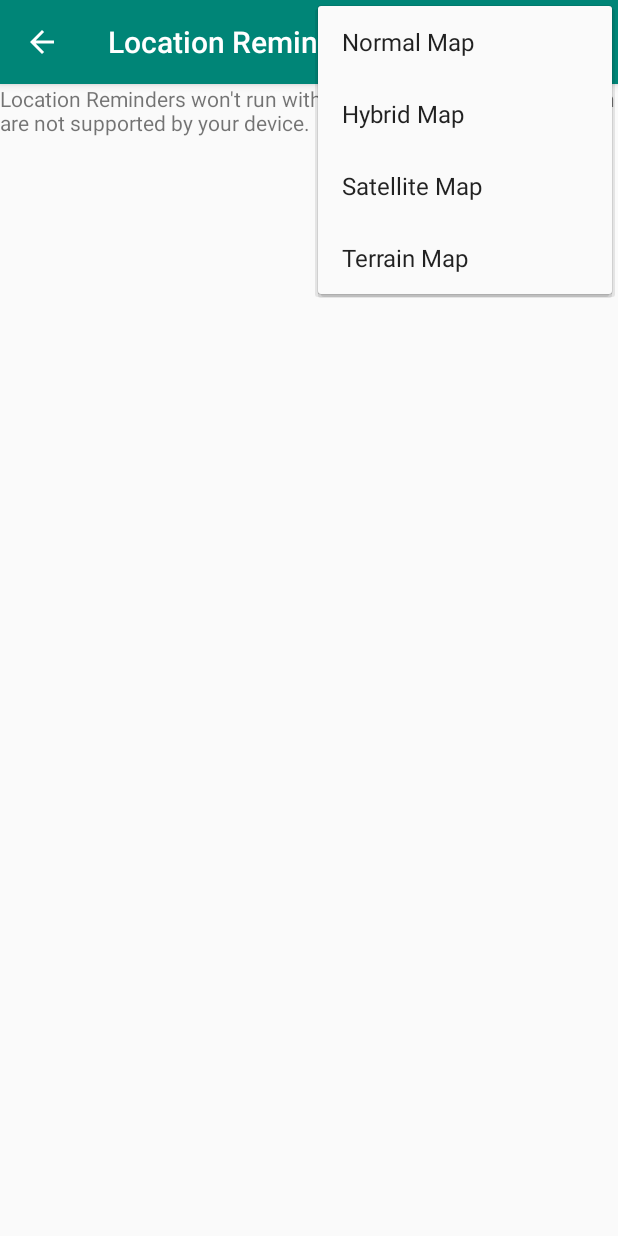
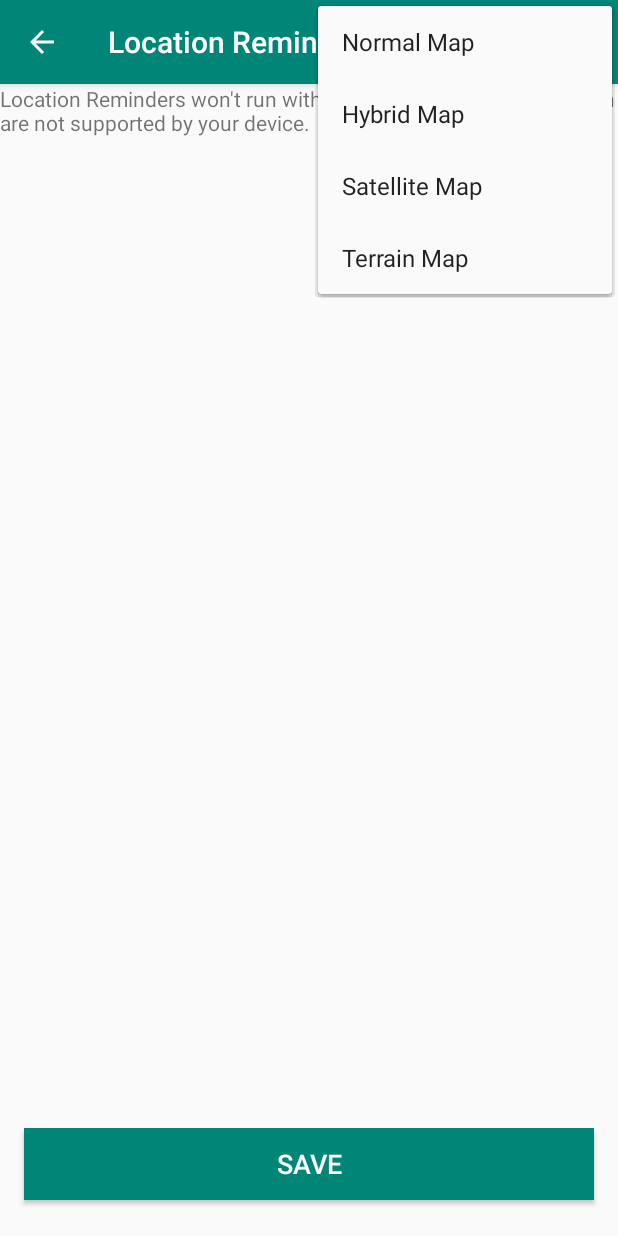
Before and after one commit to venfriti/location-reminder, an Android app: the SelectLocationFragment screen opened through its navigation route, with the options menu open, on a phone screen of 412 x 824 dp. Run offline under Robolectric (Android 15) with nearby library versions, the phone set to English and light mode, and no system bars; our stand-ins replace Firebase (no records; nobody signed in at launch, a user with empty details on screens opened directly), data binding; libraries missing offline, so code that uses them is left out: com.firebase.ui; 3 statements that could not run were skipped.

Commit message:
add a save button to the map

```diff
--- a/app/src/main/java/com/udacity/project4/locationreminders/savereminder/SaveReminderFragment.kt
+++ b/app/src/main/java/com/udacity/project4/locationreminders/savereminder/SaveReminderFragment.kt
@@ -32,7 +32,6 @@ class SaveReminderFragment : BaseFragment() {
     override fun onViewCreated(view: View, savedInstanceState: Bundle?) {
         super.onViewCreated(view, savedInstanceState)
         binding.lifecycleOwner = this
-//        map.getMapAsync(this)
 
         binding.selectLocation.setOnClickListener {
             // Navigate to another fragment to get the user location
--- a/app/src/main/res/layout/fragment_select_location.xml
+++ b/app/src/main/res/layout/fragment_select_location.xml
@@ -1,5 +1,7 @@
 <?xml version="1.0" encoding="utf-8"?>
-<layout xmlns:android="http://schemas.android.com/apk/res/android">
+<layout xmlns:app="http://schemas.android.com/apk/res-auto"
+    xmlns:tools="http://schemas.android.com/tools"
+    xmlns:android="http://schemas.android.com/apk/res/android">
 
     <data>
         <variable
@@ -11,12 +13,28 @@
         android:layout_width="match_parent"
         android:layout_height="match_parent">
 
-        <fragment
-            xmlns:tools="http://schemas.android.com/tools"
+        <androidx.fragment.app.FragmentContainerView
             android:id="@+id/map"
             android:name="com.google.android.gms.maps.SupportMapFragment"
             android:layout_width="match_parent"
             android:layout_height="match_parent"
             tools:context=".MapsActivity" />
+
+        <Button
+            android:id="@+id/saveButton"
+            android:layout_width="match_parent"
+            android:layout_height="wrap_content"
+            android:layout_marginLeft="16dp"
+            android:layout_marginRight="16dp"
+            android:layout_marginBottom="24dp"
+            android:minHeight="48dp"
+            android:text="@string/save"
+            android:textSize="18sp"
+            android:textColor="@color/white"
+            android:background="@color/colorPrimary"
+            app:layout_constraintBottom_toBottomOf="parent"
+            app:layout_constraintEnd_toEndOf="parent"
+            app:layout_constraintHorizontal_bias="0.38"
+            app:layout_constraintStart_toStartOf="parent" />
     </androidx.constraintlayout.widget.ConstraintLayout>
 </layout>
```
Also changed, not shown: app/src/main/java/com/udacity/project4/locationreminders/savereminder/selectreminderlocation/SelectLocationFragment.kt (+21 -2 lines).
